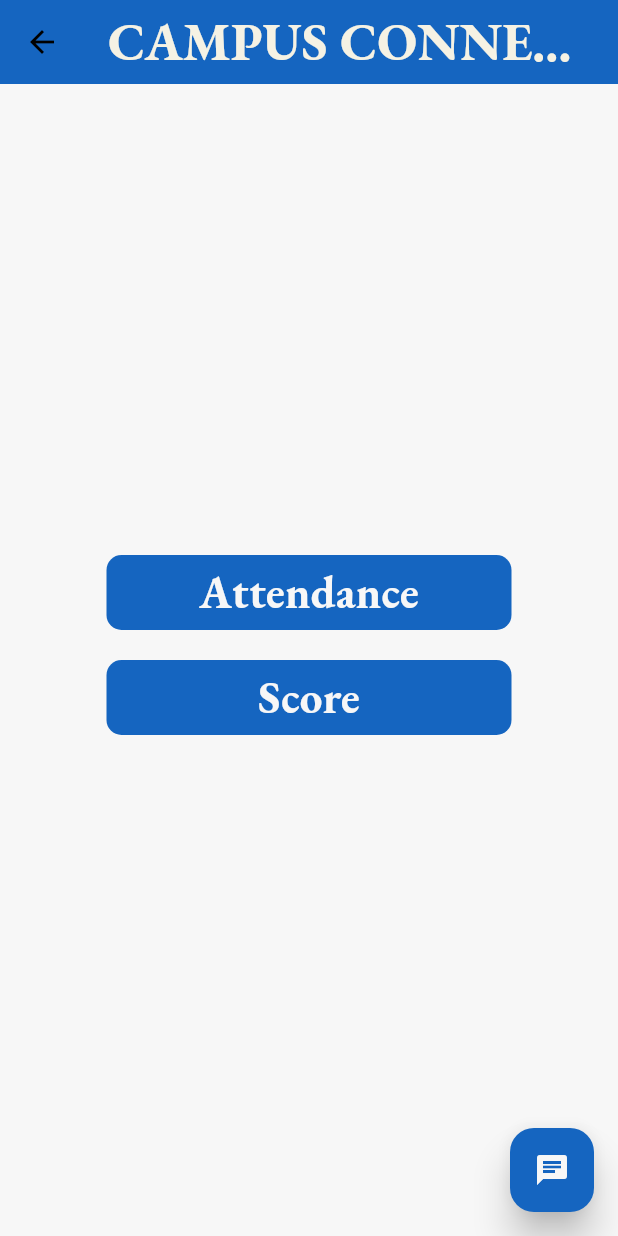
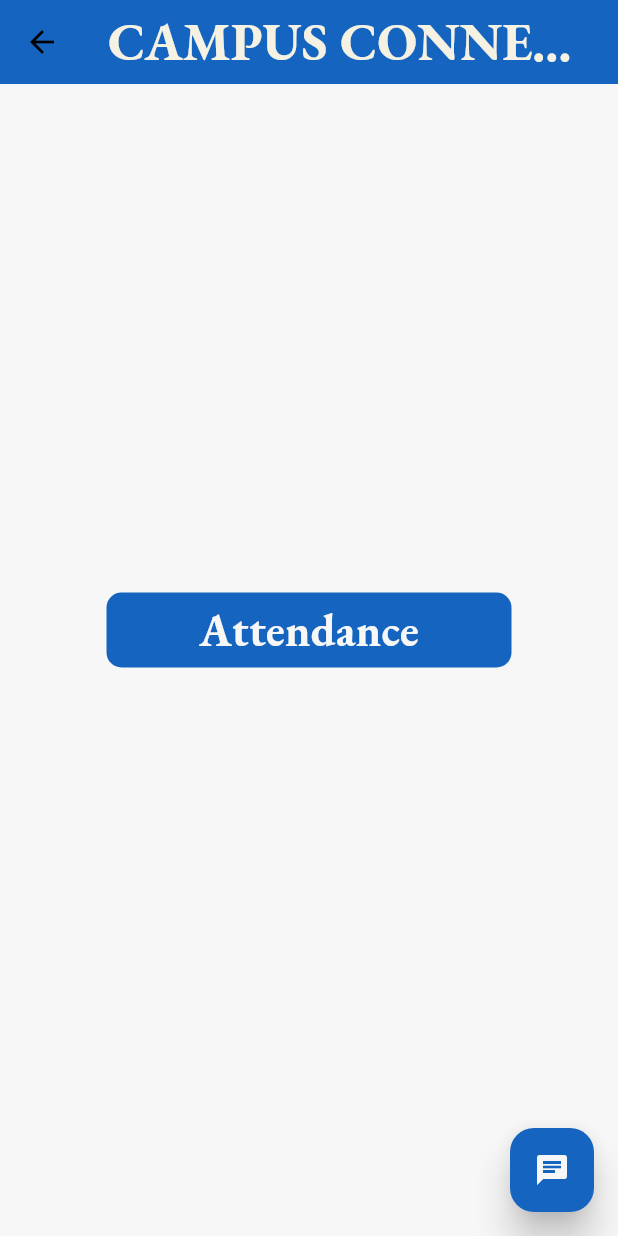
Before and after one commit to Neutrino-18/studentManagementApp, a Flutter app: the TPOHomeScreen screen opened directly, on a phone screen of 412 x 824 dp. Run offline on Flutter 3.47's test engine with Material 3 defaults, Android fonts, the phone set to English and light mode, and no system bars; our stand-ins replace flutter_riverpod, google_fonts; network calls fail.

Commit message:
There has to be a part of me who didnt like this to be pushed

```diff
--- a/lib/Common/Constants/names.dart
+++ b/lib/Common/Constants/names.dart
@@ -3,11 +3,12 @@ class NavigationConsts {
   static const studentRole = "student";
   static const tpoRole = "tpo";
   static const instructorRole = "instructor";
+  static const interviewerRole = "interviewer";
 
   // Destinations according to the role
-  static const destStudentHome = "/studentHome";
-  static const destTpoHome = "/tpoHome";
-  static const destInstructorHome = "/tpoHome";
+  // static const destStudentHome = "/studentHome";
+  // static const destTpoHome = "/tpoHome";
+  // static const destInstructorHome = "/tpoHome";
 }
 
 enum Roles { student, tpo, instructor, editor }
--- a/lib/Common/page_footer.dart
+++ b/lib/Common/page_footer.dart
@@ -28,7 +28,8 @@ class _IconFooterState extends ConsumerState<IconFooter> {
     print("historyCare:  $historyCare");
 
     if (loginDetails.role == NavigationConsts.tpoRole ||
-        loginDetails.role == NavigationConsts.instructorRole) {
+        loginDetails.role == NavigationConsts.instructorRole ||
+        loginDetails.role == NavigationConsts.interviewerRole) {
       _screens = tpoScreens;
       _items = tpoItems;
       _currentIndex = tabIndex > ConstIndex.batchIndex ? 0 : tabIndex;
--- a/lib/TPOInstructorInterviewer/TPO/tpo_home.dart
+++ b/lib/TPOInstructorInterviewer/TPO/tpo_home.dart
@@ -1,5 +1,7 @@
 import 'package:app_crt/Common/Constants/indexes.dart';
+import 'package:app_crt/Common/Constants/names.dart';
 import 'package:app_crt/Providers/index_provider.dart';
+import 'package:app_crt/Providers/login_info.dart';
 import 'package:app_crt/Widgets/TPOWids/tpo_home_button.dart';
 import 'package:app_crt/custom_shape.dart';
 import 'package:flutter/material.dart';
@@ -15,15 +17,17 @@ class TPOHomeScreen extends ConsumerWidget {
         title: const Text('CAMPUS CONNECT'),
         elevation: 0,
       ),
-      body: const Center(
+      body: Center(
         child: Column(
           mainAxisAlignment: MainAxisAlignment.center,
           children: [
-            TPOHomeBut(
+            const TPOHomeBut(
                 text: 'Attendance', onTap: ConstIndex.profileAttendanceIndex),
-            SizedBox(height: 20),
-            TPOHomeBut(text: 'Score', onTap: ConstIndex.marksNotesIndex),
-            SizedBox(height: 20),
+            const SizedBox(height: 20),
+            if (ref.read(loginProvider).role == NavigationConsts.tpoRole)
+              const TPOHomeBut(
+                  text: 'Score', onTap: ConstIndex.marksNotesIndex),
+            const SizedBox(height: 20),
           ],
         ),
       ),
--- a/pubspec.yaml
+++ b/pubspec.yaml
@@ -60,7 +60,7 @@ dev_dependencies:
   # activated in the `analysis_options.yaml` file located at the root of your
   # package. See that file for information about deactivating specific lint
   # rules and activating additional ones.
-  flutter_lints: ^4.0.0
+  flutter_lints: ^5.0.0
 
 # For information on the generic Dart part of this file, see the
 # following page: https://dart.dev/tools/pub/pubspec
```
Also changed, not shown: lib/main.dart (+4 -4 lines), 17 other files.
